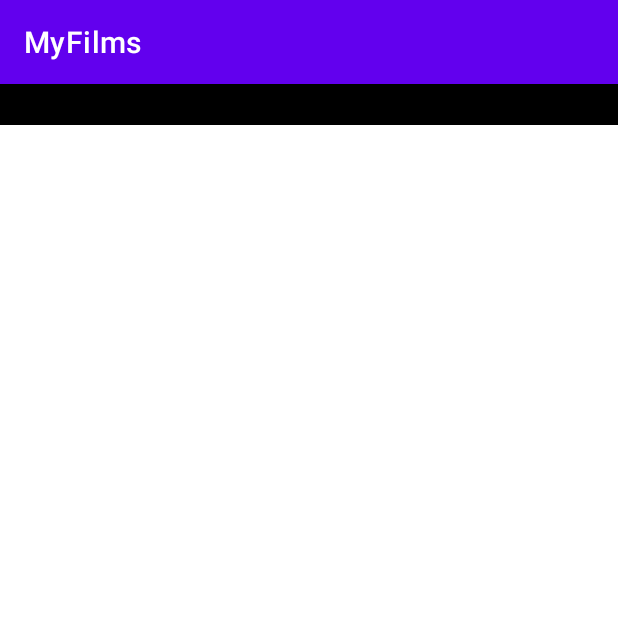
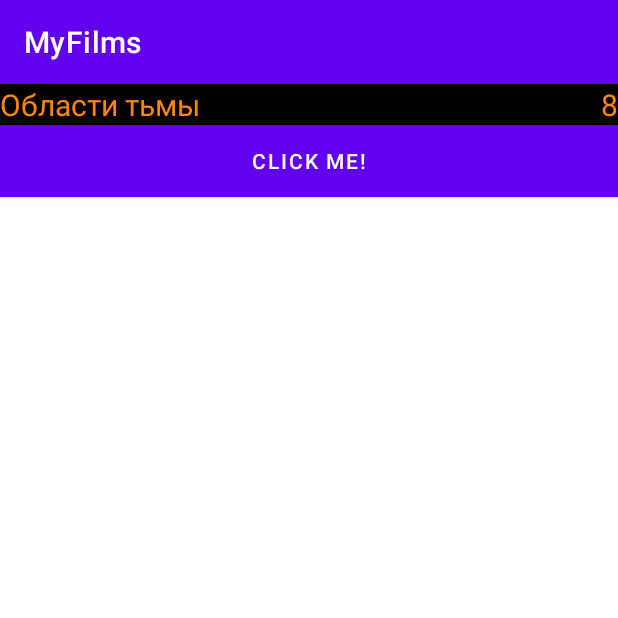
Before and after one commit to Catorsy/MyFilms, an Android app: the screen it shows after launch (MainActivity), on a phone screen of 412 x 824 dp, the top half of it. Run offline under Robolectric (Android 15) with nearby library versions, the phone set to English and light mode, and no system bars.

Commit message:
navigation added

```diff
--- a/app/src/main/java/com/example/myfilms/framework/ui/MainFragment.kt
+++ b/app/src/main/java/com/example/myfilms/framework/ui/MainFragment.kt
@@ -63,9 +63,17 @@ class MainFragment : Fragment() {
 
     }
 
+            //"образец"... данные
     private fun setData(moviesData: Movies) {
-//        binding.myFavorTitle.text = moviesData.name
-//        binding.myFavorRange.text = moviesData.vote_average.toString()
+        binding.myFavorTitle.text = moviesData.name
+        binding.myFavorRange.text = moviesData.vote_average.toString()
+                binding.testButton.setOnClickListener {
+                    activity?.supportFragmentManager?.beginTransaction()
+                        ?.add(R.id.container, MovieItemFragment.newInstance(moviesData))?.addToBackStack(null)
+                        ?.commit()
+                    Snackbar.make(binding.recyclerView, "Переход во фрагмент", Snackbar.LENGTH_LONG).show()
+                }
+
     }
 
     companion object {
--- a/app/src/main/java/com/example/myfilms/model/Movies.kt
+++ b/app/src/main/java/com/example/myfilms/model/Movies.kt
@@ -1,4 +1,6 @@
 package com.example.myfilms.model
+
+import java.io.Serializable
 
 data class Movies (
         val name: String = "Области тьмы",
@@ -6,7 +8,7 @@ data class Movies (
         val original_language: String = "Английский",
         val release_date: String = "2015",
         val vote_average: Number = 8
-        )
+        ) :Serializable
 
 //пусть будет, вдруг пригодится
 fun getDefaultMovie() = Movies("Области тьмы",
--- a/app/src/main/res/layout/main_fragment.xml
+++ b/app/src/main/res/layout/main_fragment.xml
@@ -17,6 +17,7 @@
             android:id="@+id/my_favor_title"
             android:layout_width="match_parent"
             android:layout_height="wrap_content"
+            android:textColor="@android:color/holo_orange_dark"
             android:background="@color/black"
             android:layout_weight="2"
             android:textSize="@dimen/text_size" />
@@ -25,11 +26,21 @@
             android:id="@+id/my_favor_range"
             android:layout_width="match_parent"
             android:layout_height="wrap_content"
+            android:gravity="right"
+            android:textColor="@android:color/holo_orange_dark"
             android:background="@color/black"
             android:layout_weight="1"
             android:textSize="@dimen/text_size" />
 
     </LinearLayout>
+
+    <Button
+        android:id="@+id/testButton"
+        android:layout_width="match_parent"
+        android:layout_height="wrap_content"
+        android:background="@color/black"
+        android:text="Click me!" >
+    </Button>
 
     <androidx.recyclerview.widget.RecyclerView
         android:id="@+id/recyclerView"
```
Also changed, not shown: app/src/main/java/com/example/myfilms/model/MovieItemFragment.kt (+25 -31 lines).
